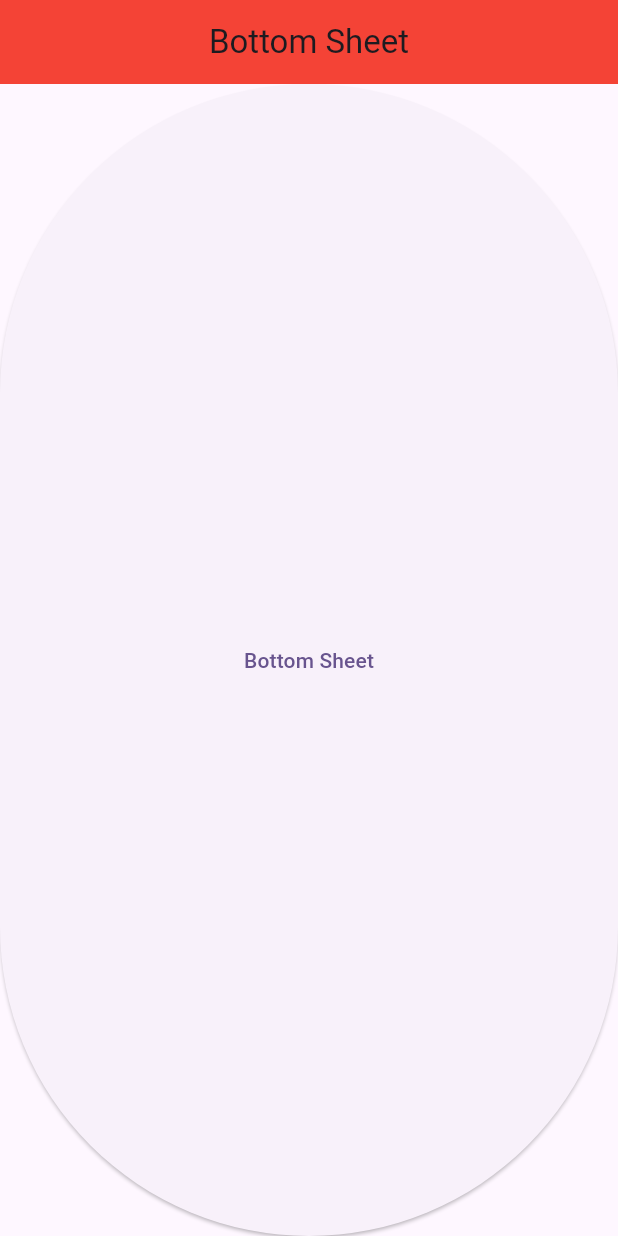
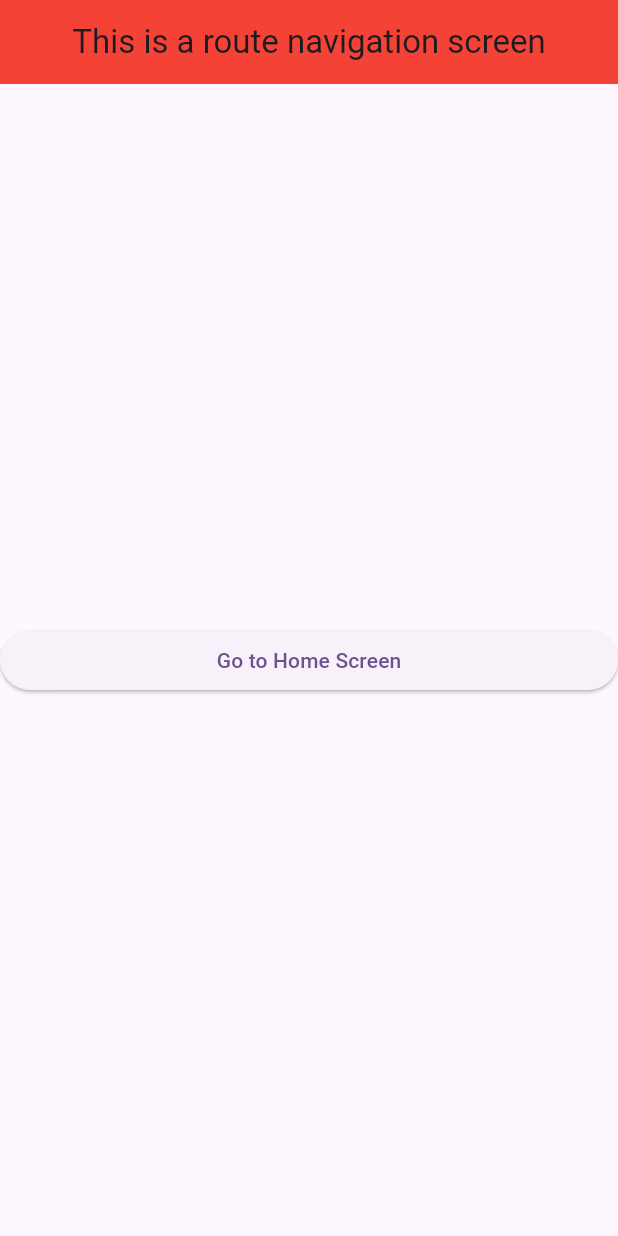
Before and after one commit to Engr-Zain-Ali/getx, a Flutter app: the screen it shows after launch, on a phone screen of 412 x 824 dp. Run offline on Flutter 3.47's test engine with Material 3 defaults, Android fonts, the phone set to English and light mode, and no system bars; our stand-ins replace get.

Commit message:
Routs_Navigation in getx

```diff
--- a/lib/main.dart
+++ b/lib/main.dart
@@ -1,6 +1,7 @@
 import 'package:flutter/material.dart';
 import 'package:get/get_navigation/src/root/get_material_app.dart';
 import 'package:getx/views/Bottom_sheet.dart';
+import 'package:getx/views/Routes_Navigation/route_navigation.dart';
 import 'package:getx/views/alert_diolog.dart';
 import 'package:getx/views/snackbar_getx.dart';
 
@@ -21,7 +22,7 @@ class MyApp extends StatelessWidget {
         colorScheme: ColorScheme.fromSeed(seedColor: Colors.deepPurple),
         useMaterial3: true,
       ),
-      home:Bottom_Sheet(),
+      home:Route_Navigation()
     );
   }
 }
--- /dev/null
+++ b/lib/views/Routes_Navigation/home.dart
@@ -0,0 +1,39 @@
+import 'package:flutter/material.dart';
+import 'package:get/get.dart';
+import 'package:get/get_core/src/get_main.dart';
+import 'package:getx/views/Routes_Navigation/route_navigation.dart';
+class Home extends StatelessWidget {
+  const Home({super.key});
+
+  @override
+  Widget build(BuildContext context) {
+    return Scaffold(
+      appBar: AppBar(
+        backgroundColor: Colors.blue,
+        title: Text(
+          "This is a home Screen"
+
+        ),
+      ),
+      body: Column(
+        mainAxisAlignment: MainAxisAlignment.center,
+        children: [
+          Text("This is a home Screen"),
+          SizedBox(height: 30,),
+          Row(
+            mainAxisAlignment: MainAxisAlignment.center,
+            children: [
+
+              ElevatedButton(onPressed: (){
+              }, child:Text("Next Screen")),
+              SizedBox(width: 20,),
+              ElevatedButton(onPressed: (){
+               Get.back();
+              }, child:Text("BAck to Screen")),
+            ],
+          ),
+        ],
+      ),
+    );
+  }
+}
--- /dev/null
+++ b/lib/views/Routes_Navigation/route_navigation.dart
@@ -0,0 +1,47 @@
+import 'package:flutter/material.dart';
+import 'package:get/get.dart';
+import 'package:getx/views/Routes_Navigation/home.dart';
+class Route_Navigation extends StatelessWidget {
+  const Route_Navigation({super.key});
+
+  @override
+  Widget build(BuildContext context) {
+    return Scaffold(
+      appBar: AppBar(
+        backgroundColor: Colors.red,
+
+        title: Center(
+          child: Text(
+              "This is a route navigation screen"
+          ),
+        ),
+      ),
+      body: Column(
+        mainAxisAlignment: MainAxisAlignment.center,
+        children: [
+          ElevatedButton(onPressed: (){
+            Get.to(
+              Home(),
+              //full screen diolog
+              fullscreenDialog: true,
+              //animation
+              transition: Transition.zoom,
+              duration: Duration(seconds: 1),
+              curve: Curves.bounceInOut,
+              //no option to previous screen
+              // Get.off(Home())
+              //previous screen and youtes not apply,
+              // Get.offAll(Home())
+
+
+
+            );
+
+
+          }, child:Center(child: Text("Go to Home Screen")))
+
+        ],
+      ),
+    );
+  }
+}
```
